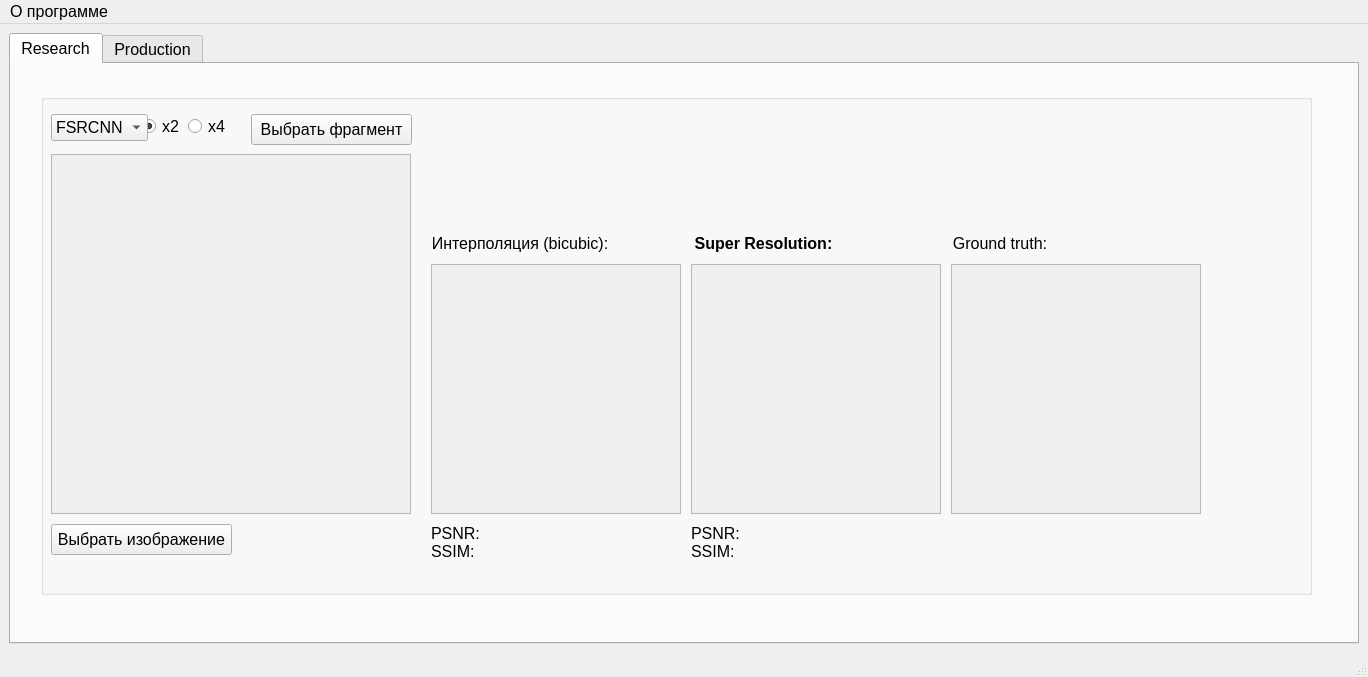
The window that isr.ui (rgimad/ISR_GUI) describes before a commit, drawn with Qt 5.
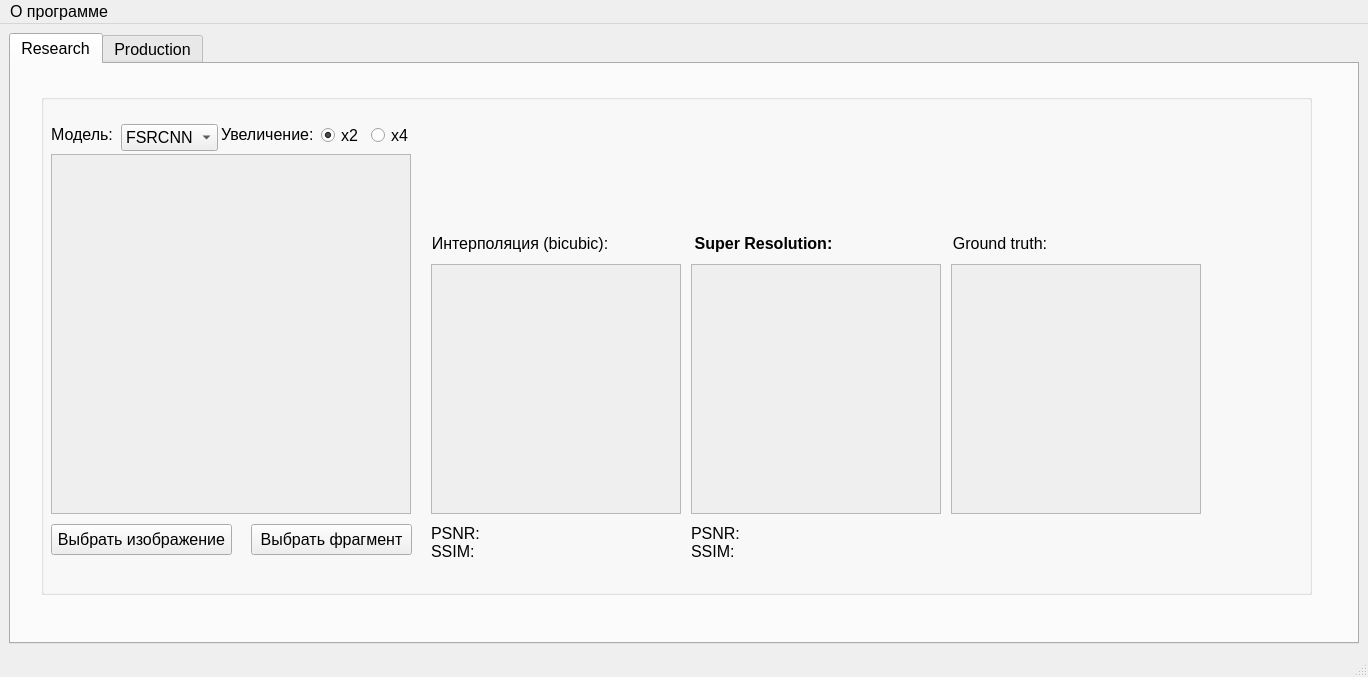
The same window after the commit.

Commit message: добавил поясняющие надписи в интерфейс

Patch:
```diff
--- a/isr.ui
+++ b/isr.ui
@@ -59,8 +59,8 @@
         <widget class="QRadioButton" name="rbResearch_x2">
          <property name="geometry">
           <rect>
-           <x>101</x>
-           <y>21</y>
+           <x>280</x>
+           <y>30</y>
            <width>40</width>
            <height>23</height>
           </rect>
@@ -81,8 +81,8 @@
         <widget class="QRadioButton" name="rbResearch_x4">
          <property name="geometry">
           <rect>
-           <x>147</x>
-           <y>21</y>
+           <x>330</x>
+           <y>30</y>
            <width>40</width>
            <height>23</height>
           </rect>
@@ -100,8 +100,8 @@
         <widget class="QComboBox" name="cbResearchChooseModel">
          <property name="geometry">
           <rect>
-           <x>10</x>
-           <y>20</y>
+           <x>80</x>
+           <y>30</y>
            <width>85</width>
            <height>25</height>
           </rect>
@@ -356,7 +356,7 @@
          <property name="geometry">
           <rect>
            <x>210</x>
-           <y>20</y>
+           <y>430</y>
            <width>161</width>
            <height>31</height>
           </rect>
@@ -405,6 +405,32 @@
           <set>Qt::AlignLeading|Qt::AlignLeft|Qt::AlignTop</set>
          </property>
         </widget>
+        <widget class="QLabel" name="label">
+         <property name="geometry">
+          <rect>
+           <x>10</x>
+           <y>30</y>
+           <width>81</width>
+           <height>21</height>
+          </rect>
+         </property>
+         <property name="text">
+          <string>Модель:</string>
+         </property>
+        </widget>
+        <widget class="QLabel" name="label_2">
+         <property name="geometry">
+          <rect>
+           <x>180</x>
+           <y>30</y>
+           <width>91</width>
+           <height>21</height>
+          </rect>
+         </property>
+         <property name="text">
+          <string>Увеличение:</string>
+         </property>
+        </widget>
        </widget>
       </widget>
       <widget class="QWidget" name="tab_2">
```
Left out of the diff: 8 changed lines with no effect on the pictures.
